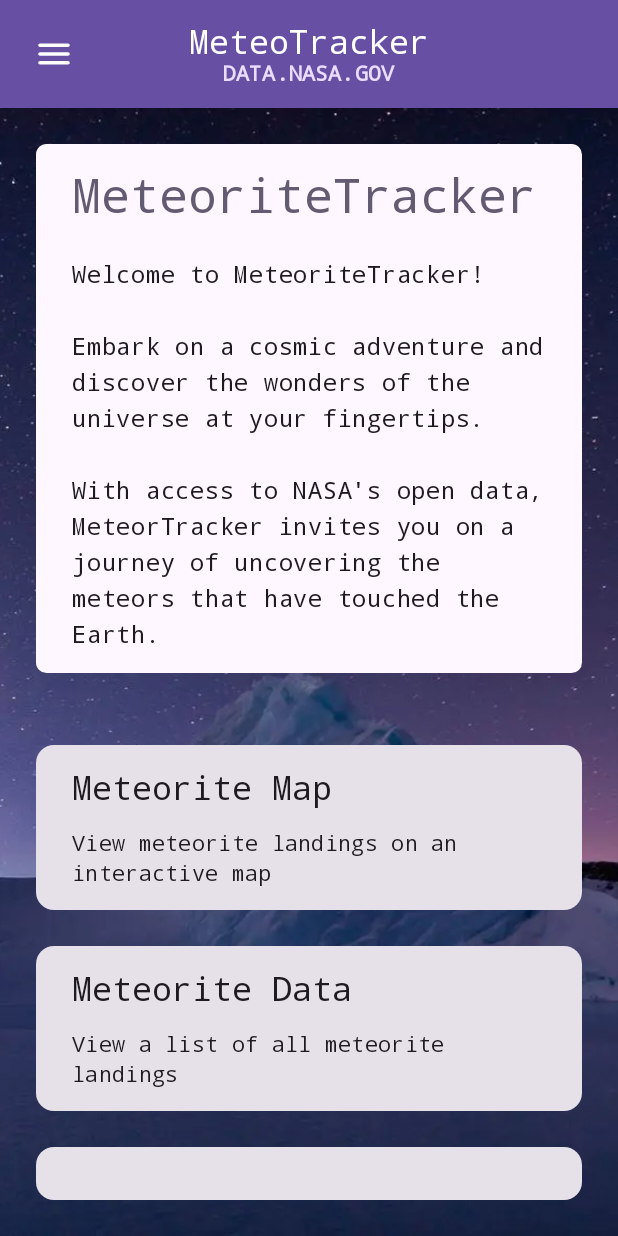
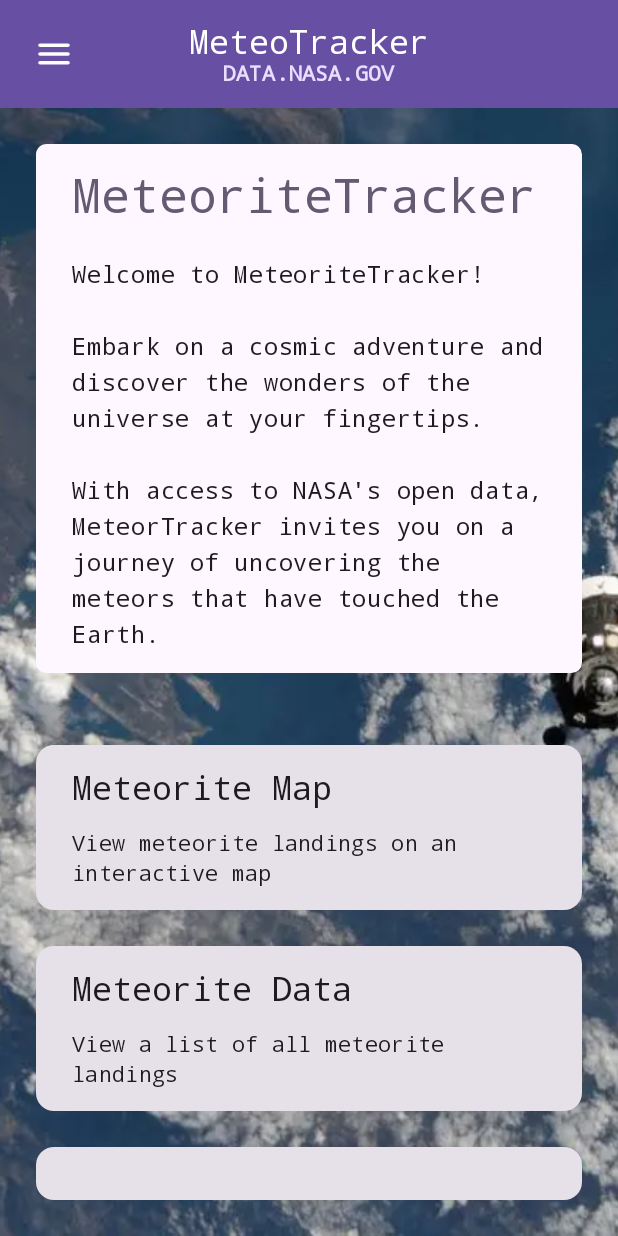
Before and after one commit to xlazarov/MeteoTracker, an Android app built with Jetpack Compose: the screen it shows after launch (MainActivity), on a phone screen of 412 x 824 dp. Run offline under Robolectric (Android 15) with nearby library versions, the phone set to English and light mode, and no system bars; our stand-ins replace Dagger/Hilt's generated code.

Commit message:
Dynamic hero image by theme

```diff
--- a/app/src/main/java/com/example/meteortracker/presentation/home/HomeScreen.kt
+++ b/app/src/main/java/com/example/meteortracker/presentation/home/HomeScreen.kt
@@ -9,9 +9,12 @@ import androidx.compose.foundation.layout.fillMaxSize
 import androidx.compose.foundation.layout.height
 import androidx.compose.foundation.layout.padding
 import androidx.compose.runtime.Composable
+import androidx.compose.runtime.getValue
+import androidx.compose.runtime.rememberUpdatedState
 import androidx.compose.ui.Alignment
 import androidx.compose.ui.Modifier
 import androidx.compose.ui.layout.ContentScale
+import androidx.compose.ui.platform.LocalContext
 import androidx.compose.ui.res.painterResource
 import androidx.compose.ui.res.stringResource
 import androidx.compose.ui.unit.dp
@@ -20,12 +23,17 @@ import com.example.meteortracker.R
 import com.example.meteortracker.presentation.common.components.navigation.Screen
 import com.example.meteortracker.presentation.home.components.DashboardButton
 import com.example.meteortracker.presentation.home.components.WelcomeText
+import com.example.meteortracker.util.ThemeManager
 
 @Composable
 fun HomeScreen(navController: NavController) {
+    val isDarkTheme = ThemeManager.get(LocalContext.current)
+    val heroImage by rememberUpdatedState(newValue =
+    if (isDarkTheme) R.drawable.hero3 else R.drawable.hero_light)
+
     Box(modifier = Modifier.fillMaxSize()) {
         Image(
-            painter = painterResource(id = R.drawable.hero3),
+            painter = painterResource(id = heroImage),
             contentDescription = "Background Image",
             modifier = Modifier.fillMaxSize(),
             contentScale = ContentScale.Crop
```
